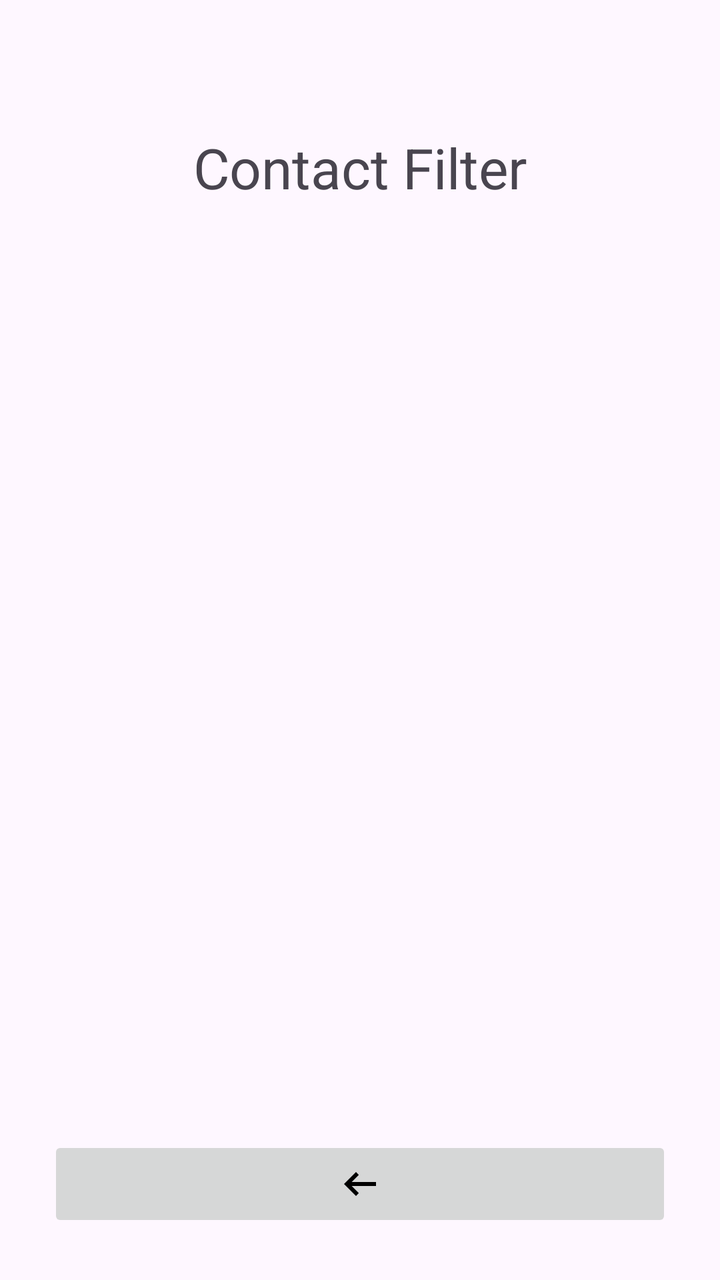
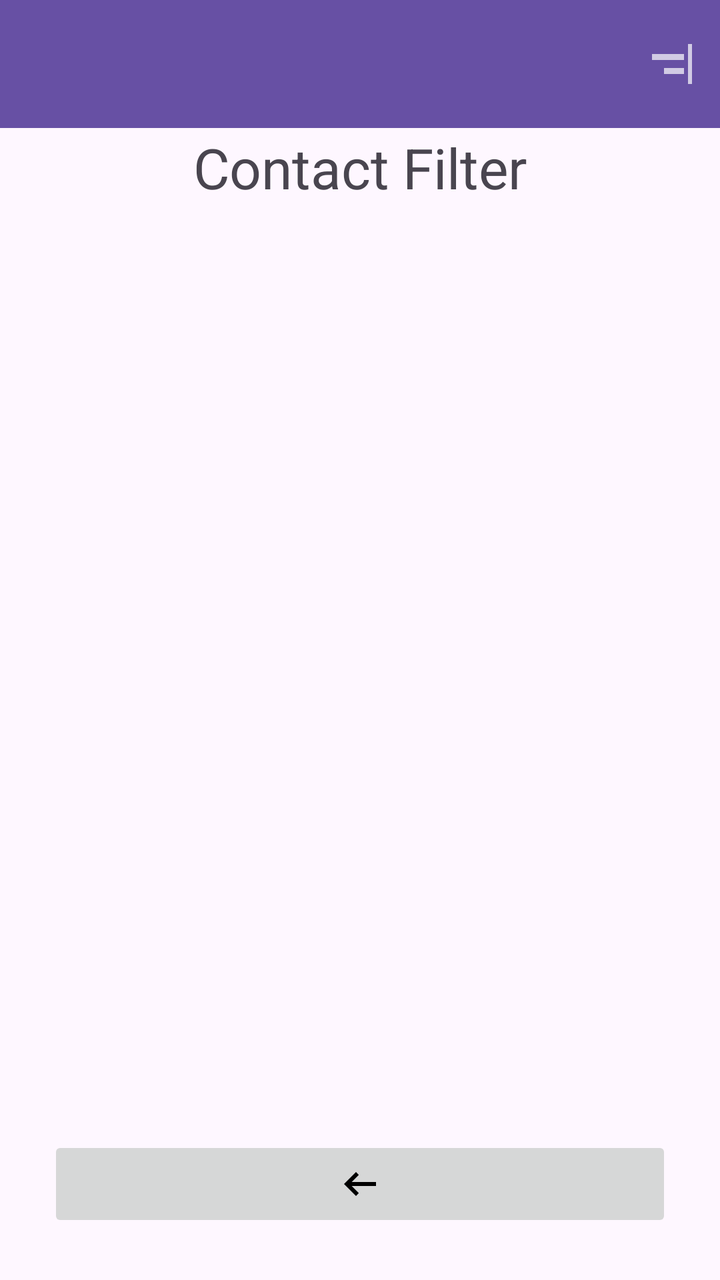

Two renders of the same Android screen: before a commit and after it. Below are the layout's source before the change and the commit's diff.
<!-- AndroidManifest.xml: application theme Theme.ScamCallDetector -->
<!-- res/layout/activity_contact_filter.xml -->
<?xml version="1.0" encoding="utf-8"?>
<androidx.coordinatorlayout.widget.CoordinatorLayout xmlns:android="http://schemas.android.com/apk/res/android"
    xmlns:app="http://schemas.android.com/apk/res-auto"
    xmlns:tools="http://schemas.android.com/tools"
    android:id="@+id/main"
    android:layout_width="match_parent"
    android:layout_height="match_parent"
    tools:context=".ContactFilter">

    <com.google.android.material.floatingactionbutton.FloatingActionButton
        android:id="@+id/add_contact"
        android:layout_width="wrap_content"
        android:layout_height="wrap_content"
        android:layout_gravity="bottom|end"
        android:layout_marginRight="30dp"
        android:layout_marginBottom="110dp"
        android:clickable="true"
        android:visibility="invisible"
        app:srcCompat="@drawable/ic_plus_foreground" />

    <LinearLayout
        android:id="@+id/linearLayout"
        android:layout_width="match_parent"
        android:layout_height="match_parent"
        android:orientation="vertical"
        android:padding="24dp">

        <TextView
            android:id="@+id/main_title"
            android:layout_width="wrap_content"
            android:layout_height="wrap_content"
            android:layout_gravity="center_horizontal"
            android:layout_marginTop="50dp"
            android:layout_marginBottom="20dp"
            android:scaleX="2"
            android:scaleY="2"
            android:text="Contact Filter" />

        <ScrollView
            android:layout_width="match_parent"
            android:layout_height="650dp"
            android:layout_marginTop="20dp"
            android:layout_weight="1">

            <LinearLayout
                android:id="@+id/contact_container"
                android:layout_width="match_parent"
                android:layout_height="wrap_content"
                android:orientation="vertical"></LinearLayout>
        </ScrollView>

        <ImageButton
            android:id="@+id/back_arrow"
            android:layout_width="match_parent"
            android:layout_height="48dp"
            app:srcCompat="@drawable/outline_arrow_left_alt_24" />

    </LinearLayout>

</androidx.coordinatorlayout.widget.CoordinatorLayout>
<!-- resources referenced by this layout -->
<resources>
  <!-- drawable ic_plus_foreground (drawable) -->
  <?xml version="1.0" encoding="utf-8"?>
  <vector xmlns:android="http://schemas.android.com/apk/res/android"
      android:width="108dp"
      android:height="108dp"
      android:viewportWidth="59"
      android:viewportHeight="161.64844">
    <group android:scaleX="0.67158085"
        android:scaleY="1.84"
        android:translateX="9.688364"
        android:translateY="-67.89234">
      <group android:translateY="132.82031">
        <path android:pathData="M54.078125,-44.234375L33.828125,-44.234375L33.828125,-24.328125L25.171875,-24.328125L25.171875,-44.234375L4.921875,-44.234375L4.921875,-52.390625L25.171875,-52.390625L25.171875,-72.28125L33.828125,-72.28125L33.828125,-52.390625L54.078125,-52.390625L54.078125,-44.234375Z"
            android:fillColor="#000000"/>
      </group>
    </group>
  </vector>
  <!-- drawable outline_arrow_left_alt_24 (drawable) -->
  <vector xmlns:android="http://schemas.android.com/apk/res/android" android:autoMirrored="true" android:height="24dp" android:tint="#000000" android:viewportHeight="960" android:viewportWidth="960" android:width="24dp">
        
      <path android:fillColor="@android:color/white" android:pathData="M400,720L160,480L400,240L456,298L314,440L800,440L800,520L314,520L456,662L400,720Z"/>
      
  </vector>
  <style name="Theme.ScamCallDetector" parent="Base.Theme.ScamCallDetector" />
  <style name="Base.Theme.ScamCallDetector" parent="Theme.Material3.DayNight.NoActionBar">
          
          
      </style>
</resources>

<!-- the commit's change to res/layout/activity_contact_filter.xml (unified diff, before → after) -->
@@ -17,6 +17,20 @@
         android:clickable="true"
         android:visibility="invisible"
         app:srcCompat="@drawable/ic_plus_foreground" />
+
+    <androidx.appcompat.widget.Toolbar
+        android:id="@+id/toolbar3"
+        android:layout_width="match_parent"
+        android:layout_height="wrap_content"
+        android:background="?attr/colorPrimary"
+        android:minHeight="?attr/actionBarSize"
+        android:theme="?attr/actionBarTheme"
+        app:layout_constraintBottom_toBottomOf="parent"
+        app:layout_constraintEnd_toEndOf="parent"
+        app:layout_constraintHorizontal_bias="1.0"
+        app:layout_constraintStart_toStartOf="parent"
+        app:layout_constraintTop_toTopOf="parent"
+        app:layout_constraintVertical_bias="0.0" />
 
     <LinearLayout
         android:id="@+id/linearLayout"
@@ -55,6 +69,23 @@
             android:layout_height="48dp"
             app:srcCompat="@drawable/outline_arrow_left_alt_24" />
 
+
     </LinearLayout>
 
+    <ImageButton
+        android:id="@+id/filter_button"
+        android:layout_width="48dp"
+        android:layout_height="48dp"
+        android:layout_marginStart="12dp"
+        android:layout_marginTop="7dp"
+        android:alpha="0.7"
+        android:background="?attr/selectableItemBackground"
+        android:contentDescription="Back"
+        android:padding="12dp"
+        android:src="@drawable/outline_align_horizontal_right_24"
+        android:tint="@android:color/white"
+        app:layout_anchor="@+id/toolbar3"
+        app:layout_anchorGravity="end|center"
+        app:layout_constraintStart_toStartOf="parent" />
+
 </androidx.coordinatorlayout.widget.CoordinatorLayout>
<!-- resource entries referenced after the edit -->
@@ -17,6 +17,12 @@
       </group>
     </group>
   </vector>
+  <!-- drawable outline_align_horizontal_right_24 (drawable) -->
+  <vector xmlns:android="http://schemas.android.com/apk/res/android" android:autoMirrored="true" android:height="24dp" android:tint="#000000" android:viewportHeight="960" android:viewportWidth="960" android:width="24dp">
+        
+      <path android:fillColor="@android:color/white" android:pathData="M800,880L800,80L880,80L880,880L800,880ZM320,680L320,560L720,560L720,680L320,680ZM80,400L80,280L720,280L720,400L80,400Z"/>
+      
+  </vector>
   <!-- drawable outline_arrow_left_alt_24 (drawable) -->
   <vector xmlns:android="http://schemas.android.com/apk/res/android" android:autoMirrored="true" android:height="24dp" android:tint="#000000" android:viewportHeight="960" android:viewportWidth="960" android:width="24dp">
         
